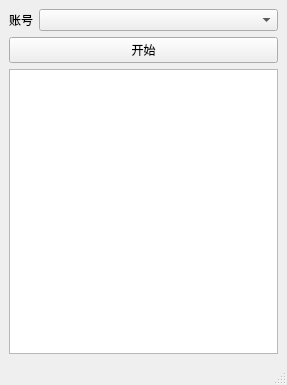
The window that home.ui (UnDemoon/qqSsoGather) describes before a commit, drawn with Qt 5.
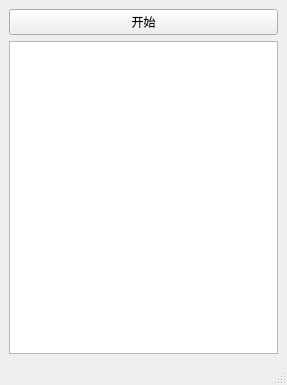
The same window after the commit.

```diff
--- a/home.ui
+++ b/home.ui
@@ -17,20 +17,6 @@
    <layout class="QHBoxLayout" name="horizontalLayout">
     <item>
      <layout class="QVBoxLayout" name="verticalLayout">
-      <item>
-       <layout class="QFormLayout" name="formLayout">
-        <item row="0" column="0">
-         <widget class="QLabel" name="platformLabel">
-          <property name="text">
-           <string>账号</string>
-          </property>
-         </widget>
-        </item>
-        <item row="0" column="1">
-         <widget class="QComboBox" name="account_select"/>
-        </item>
-       </layout>
-      </item>
       <item>
        <widget class="QPushButton" name="signinButton">
         <property name="text">
```
Left out of the diff: 2 changed lines with no effect on the pictures.
